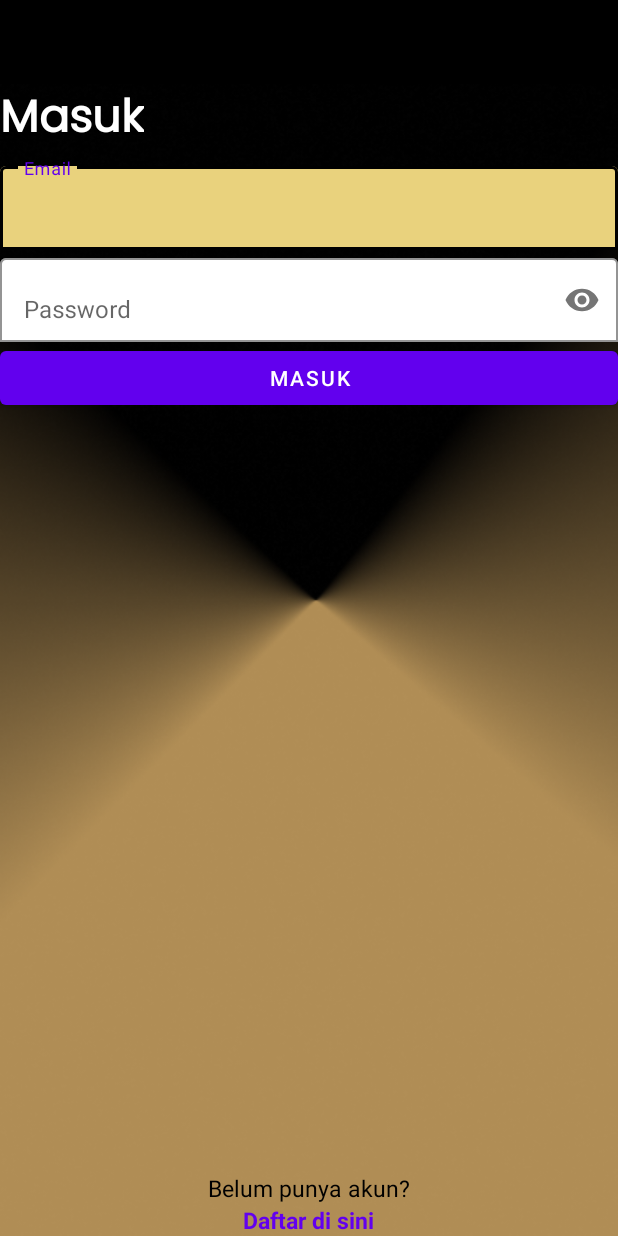
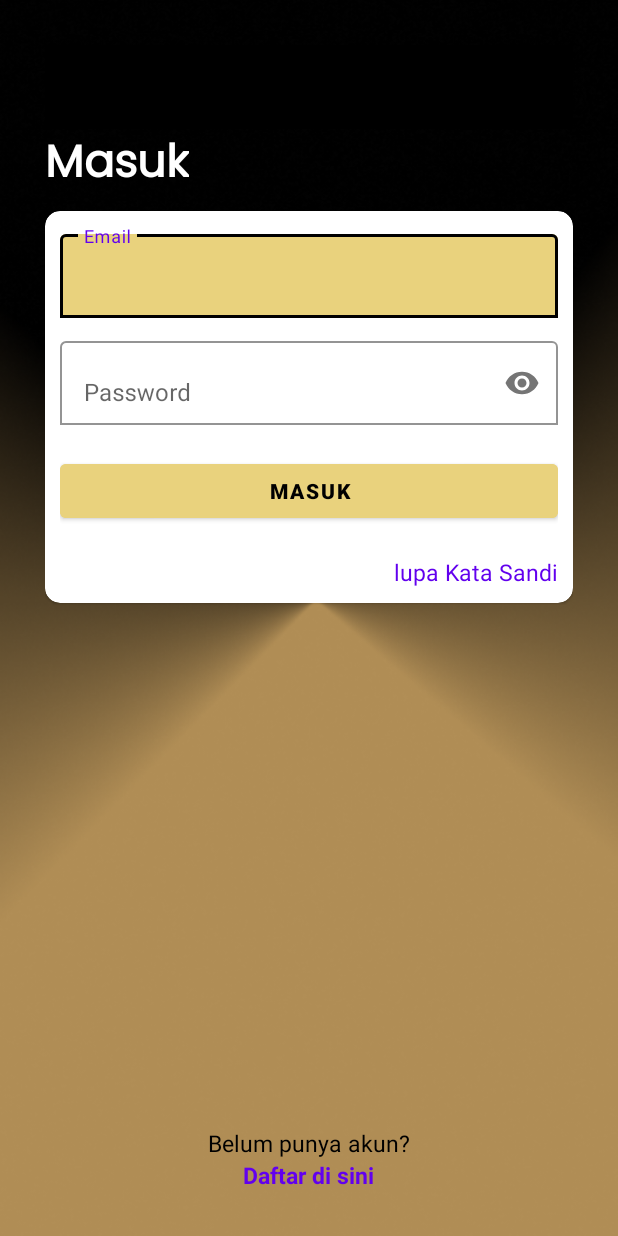
Before and after one commit to Flytix-Aerotech/AND-Tim-C-9, an Android app: the fragment Login shown on its own in the app's theme, on a phone screen of 412 x 824 dp. Run offline under Robolectric (Android 15) with nearby library versions, the phone set to English and light mode, and no system bars.

Commit message:
pelengkapan login dan register

```diff
--- a/app/src/main/res/layout/fragment_login.xml
+++ b/app/src/main/res/layout/fragment_login.xml
@@ -5,7 +5,8 @@
     android:layout_width="match_parent"
     android:layout_height="match_parent"
     tools:context=".view.Login"
-    android:background="@drawable/bg_fargment">
+    android:background="@drawable/bg_fargment"
+    android:padding="30dp">
 
 
     <androidx.appcompat.widget.Toolbar
@@ -19,7 +20,6 @@
             android:layout_height="match_parent">
         </RelativeLayout>
 
-
     </androidx.appcompat.widget.Toolbar>
 
     <TextView
@@ -31,6 +31,19 @@
         android:text="Masuk"
         android:textSize="30sp" />
 
+    <com.google.android.material.card.MaterialCardView
+        android:layout_width="match_parent"
+        android:layout_height="wrap_content"
+        android:layout_below="@id/tv_headingLogin"
+        android:layout_marginTop="5dp"
+        app:cardBackgroundColor="@color/white"
+        app:cardCornerRadius="10dp">
+
+        <RelativeLayout
+            android:layout_width="match_parent"
+            android:layout_height="wrap_content"
+            android:padding="10dp">
+
     <com.google.android.material.textfield.TextInputLayout
         android:id="@+id/layemail"
         android:layout_width="match_parent"
@@ -39,7 +52,8 @@
         app:boxBackgroundColor="@color/emas"
         app:boxBackgroundMode="outline"
         app:boxStrokeColor="@color/black"
-        android:layout_below="@id/tv_headingLogin">
+        android:layout_below="@id/tv_headingLogin"
+        tools:ignore="NotSibling">
 
         <com.google.android.material.textfield.TextInputEditText
             android:id="@+id/et_emaillogin"
@@ -52,7 +66,7 @@
         android:id="@+id/lupaPassword"
         android:layout_width="wrap_content"
         android:layout_height="wrap_content"
-        android:layout_marginTop="230dp"
+        android:layout_marginTop="220dp"
         android:layout_alignParentRight="true"
         android:text="lupa Kata Sandi"
         android:textColor="@color/purple_500"
@@ -68,6 +82,7 @@
         app:boxBackgroundMode="outline"
         app:boxStrokeColor="@color/black"
         app:endIconMode="password_toggle"
+        android:layout_marginTop="10dp"
         >
 
         <com.google.android.material.textfield.TextInputEditText
@@ -81,11 +96,17 @@
 
     <Button
         android:id="@+id/btnLogin"
+        style="@style/btngold"
         android:layout_width="match_parent"
         android:layout_height="wrap_content"
         android:layout_centerHorizontal="true"
+        android:layout_marginTop="20dp"
         android:layout_below="@id/laypass"
         android:text="Masuk" />
+
+        </RelativeLayout>
+
+    </com.google.android.material.card.MaterialCardView>
 
     <TextView
         android:id="@+id/blmPunyaAkun"
```
Also changed, not shown: 1 other file.
